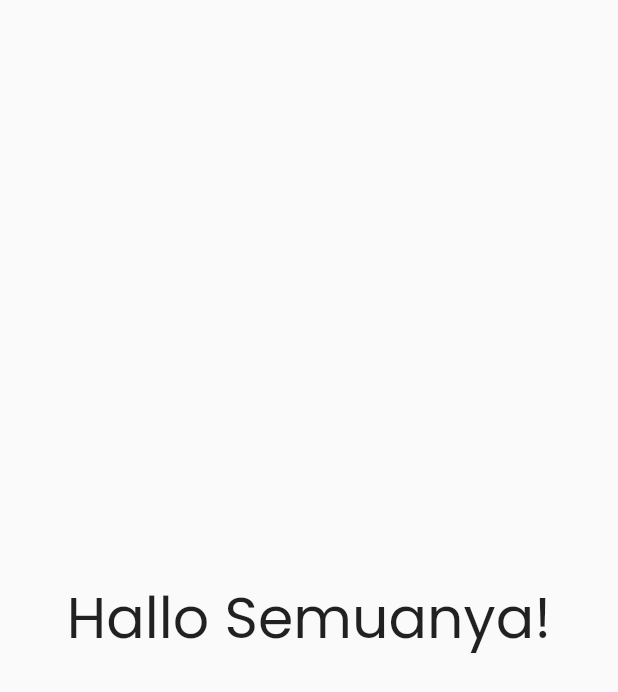
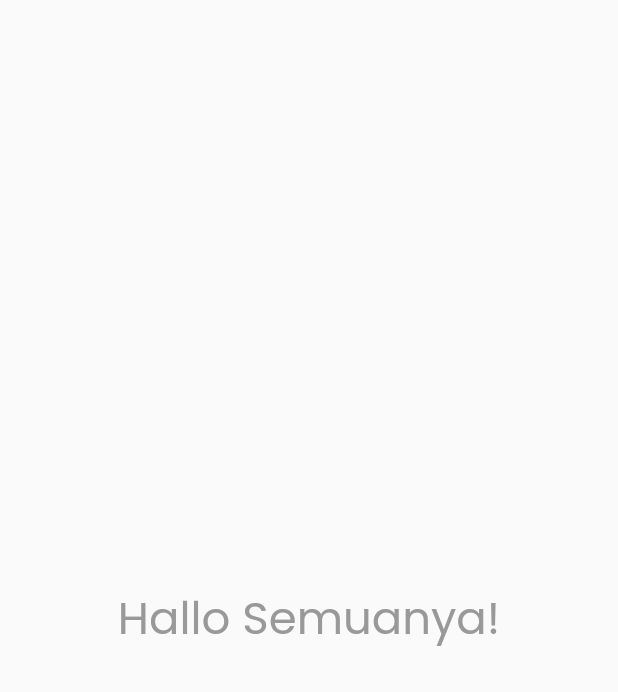
Before and after one commit to aldyvictor/Slicing-Ecommerce-Flutter, a Flutter app: the screen it shows after launch, on a phone screen of 412 x 824 dp. Shown: the top 692 px of the screen. Run offline on Flutter 3.47's test engine with Material 2 defaults, Android fonts, the phone set to English and light mode, and no system bars; our stand-ins replace google_fonts.

```diff
--- a/lib/main.dart
+++ b/lib/main.dart
@@ -1,5 +1,5 @@
 import 'package:flutter/material.dart';
-import 'package:google_fonts/google_fonts.dart';
+import 'package:shamo/theme.dart';
 
 void main() => runApp(const MyApp());
 
@@ -24,8 +24,8 @@ class HomePage extends StatelessWidget {
       body: Center(
         child: Text(
           'Hallo Semuanya!',
-          style: GoogleFonts.poppins(
-            fontSize: 38,
+          style: secondaryTextStyle.copyWith(
+            fontSize: 30,
           ),
         ),
       ),
```
Also changed, not shown: lib/theme.dart (+30 -0 lines).
